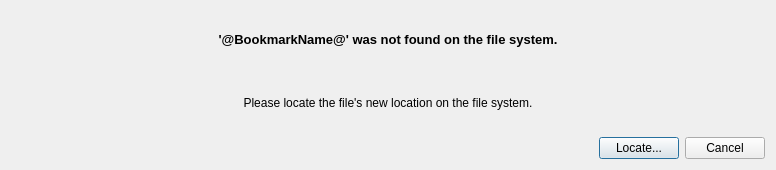
The window that Source/QtSupportLib/UI_Files/BookmarkMissingDialog.ui (BlueQuartzSoftware/DREAM3D) describes before a commit, drawn with Qt 5.
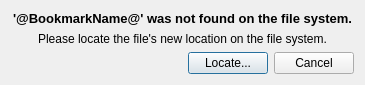
The same window after the commit.

Commit message:
DREAM3D now uses a QFileSystemWatcher to keep track of when pipeline files leave their original folder. The entry is marked red if its path does not exist, and will ask the user to locate the file if they try to open it. Fixed the layout of the BookmarkMissing dialog box, and removed the question mark in the title bar that we don't need.
updates #329.

Patch:
```diff
--- a/Source/QtSupportLib/UI_Files/BookmarkMissingDialog.ui
+++ b/Source/QtSupportLib/UI_Files/BookmarkMissingDialog.ui
@@ -6,10 +6,16 @@
    <rect>
     <x>0</x>
     <y>0</y>
-    <width>776</width>
-    <height>170</height>
+    <width>365</width>
+    <height>85</height>
    </rect>
   </property>
+  <property name="sizePolicy">
+   <sizepolicy hsizetype="Expanding" vsizetype="Expanding">
+    <horstretch>0</horstretch>
+    <verstretch>0</verstretch>
+   </sizepolicy>
+  </property>
   <property name="windowTitle">
    <string>Bookmark Missing</string>
   </property>
```
The commit also changes 7 other files.
